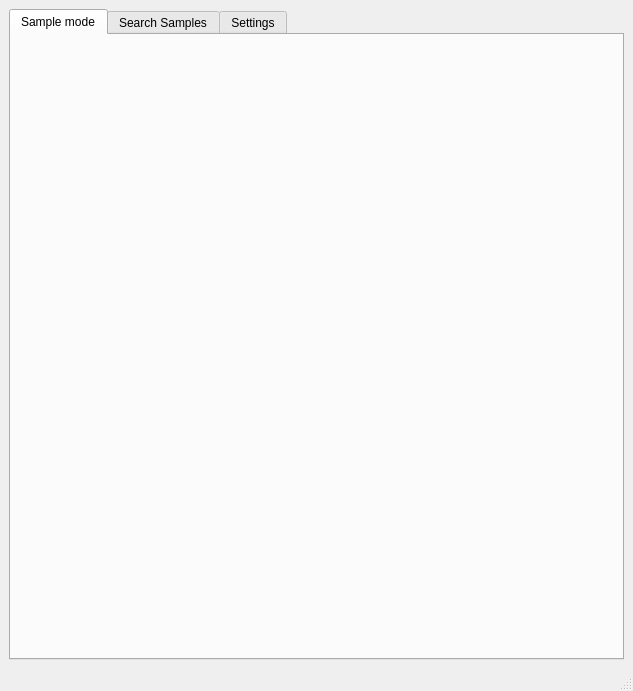
The window that src/app/ui/Main_Window.ui (KazuoCalvin/Graphene_Sampler) describes before a commit, drawn with Qt 5.
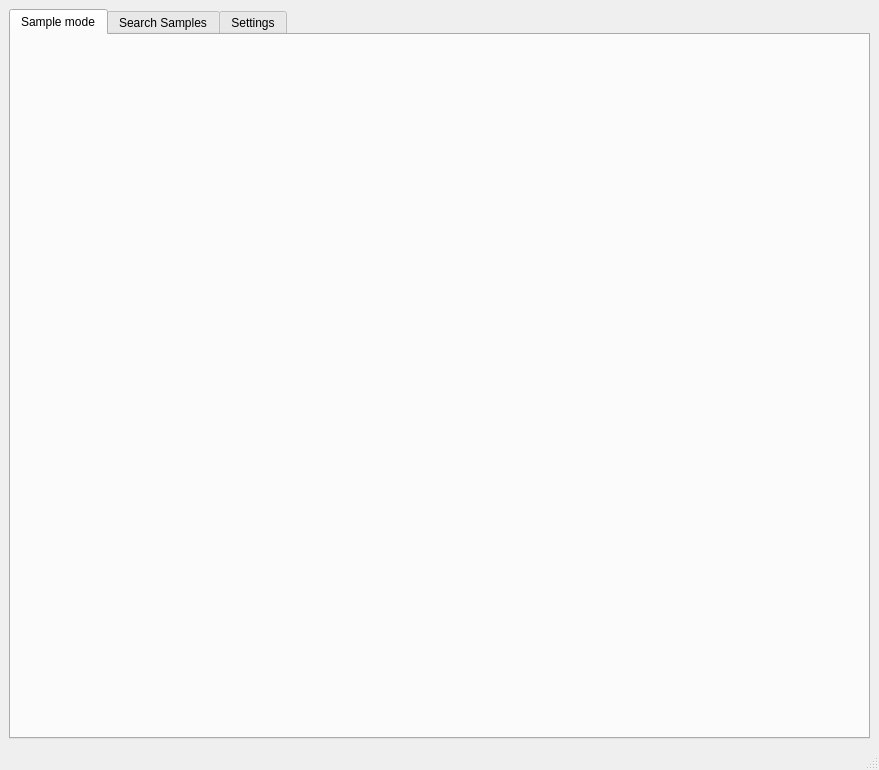
The same window after the commit. The open tabs and pages were chosen to show the change.

What changed in the file:
```diff
--- a/src/app/ui/Main_Window.ui
+++ b/src/app/ui/Main_Window.ui
@@ -6,8 +6,8 @@
    <rect>
     <x>0</x>
     <y>0</y>
-    <width>633</width>
-    <height>691</height>
+    <width>879</width>
+    <height>770</height>
    </rect>
   </property>
   <property name="windowTitle">
```
Left out of the diff: 4 changed lines with no effect on the pictures.
